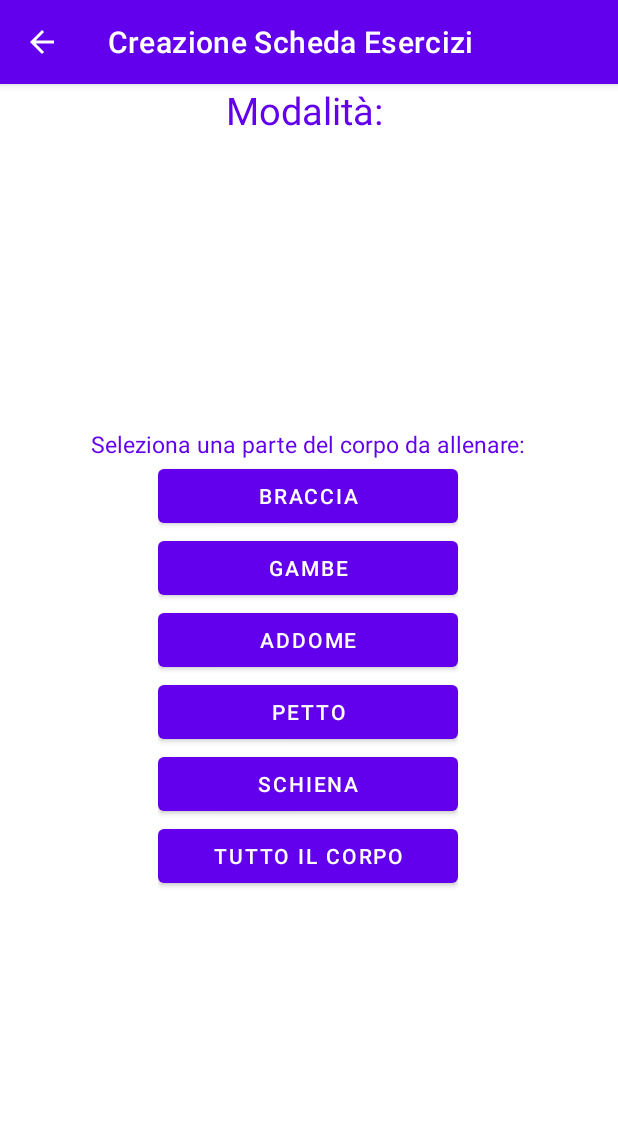
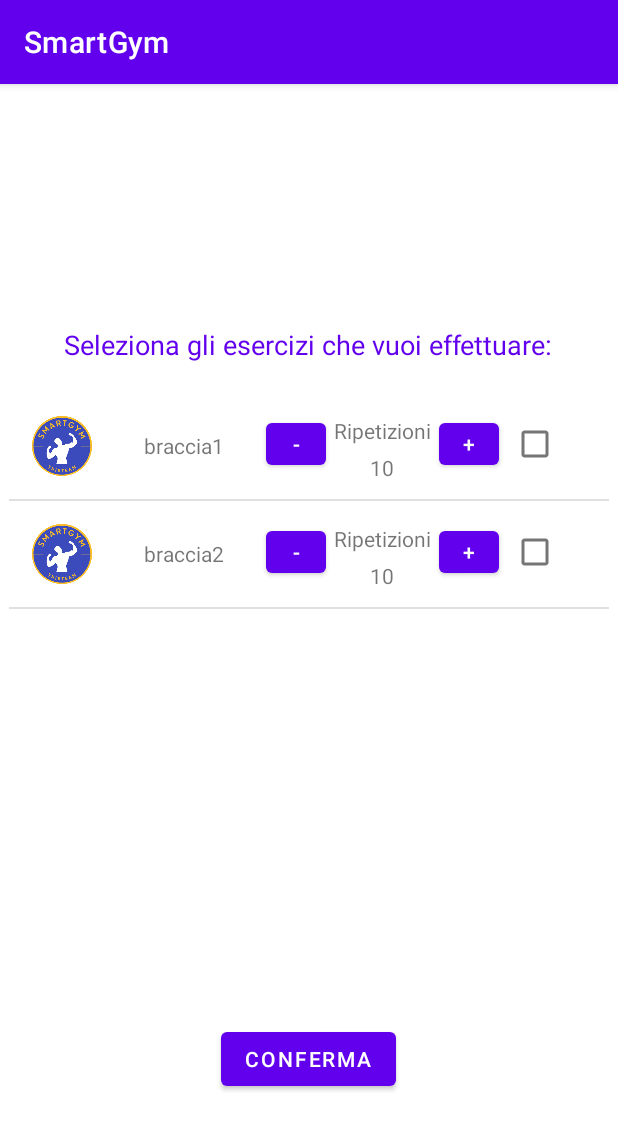
Before and after one commit to Tensa53/SmartGym, an Android app: the CreazioneSchedaManualeActivity screen opened directly, with no data from a screen before it, after a tap on "BRACCIA", on a phone screen of 412 x 824 dp. Shown: the top 1130 px of the screen. Run offline under Robolectric (Android 15) with nearby library versions, the light colour scheme and no system bars; libraries missing offline, so code that uses them is left out: org.checkerframework.checker; 1 statement that could not run was skipped.

Commit message:
Implementata funzionalità di selezione degli esercizi per la creazione di una scheda manuale

```diff
--- a/app/src/main/java/com/example/smartgym/gestioneScheda/application/activity/CreazioneSchedaManualeActivity.java
+++ b/app/src/main/java/com/example/smartgym/gestioneScheda/application/activity/CreazioneSchedaManualeActivity.java
@@ -1,5 +1,6 @@
 package com.example.smartgym.gestioneScheda.application.activity;
 
+import android.content.Intent;
 import android.os.Bundle;
 import android.view.MenuItem;
 import android.view.View;
@@ -36,9 +37,11 @@ public class CreazioneSchedaManualeActivity extends AppCompatActivity {
 
         int id = v.getId();
         String partedelCorpo = null;
+        Intent intent = null;
 
         switch (id) {
-            case R.id.btbraccia: partedelCorpo = "braccia"; break;
+            case R.id.btbraccia: partedelCorpo = "braccia";
+                break;
 
             case R.id.btgambe: partedelCorpo = "gambe"; break;
 
@@ -51,7 +54,11 @@ public class CreazioneSchedaManualeActivity extends AppCompatActivity {
             case R.id.bttutto: partedelCorpo = "tuttoilcorpo"; break;
         }
 
-        Toast.makeText(this, "Hai selezionato: " + partedelCorpo + ".\n Da implementare gli esercizi", Toast.LENGTH_LONG).show();
+        intent = new Intent(getApplicationContext(), SelezionaEsercizi.class);
+        intent.putExtra("PARTEDELCORPO", partedelCorpo);
+        startActivity(intent);
+
+        Toast.makeText(this, "Hai selezionato: " + partedelCorpo, Toast.LENGTH_LONG).show();
     }
 
     @Override
--- /dev/null
+++ b/app/src/main/java/com/example/smartgym/gestioneScheda/application/activity/CustomAdapterEserciziChecked.java
@@ -0,0 +1,102 @@
+package com.example.smartgym.gestioneScheda.application.activity;
+
+import android.content.Context;
+import android.util.Log;
+import android.view.LayoutInflater;
+import android.view.View;
+import android.view.ViewGroup;
+import android.widget.ArrayAdapter;
+import android.widget.BaseAdapter;
+import android.widget.Button;
+import android.widget.CheckBox;
+import android.widget.CompoundButton;
+import android.widget.ImageView;
+import android.widget.TextView;
+
+import androidx.annotation.NonNull;
+import androidx.annotation.Nullable;
+
+import com.example.smartgym.R;
+import com.example.smartgym.gestioneScheda.storage.entity.DettaglioEsercizio;
+import com.example.smartgym.gestioneScheda.storage.entity.Esercizio;
+
+import org.checkerframework.checker.units.qual.A;
+
+import java.util.ArrayList;
+import java.util.List;
+
+public class CustomAdapterEserciziChecked extends ArrayAdapter<Esercizio> {
+
+    LayoutInflater layoutInflater;
+    ArrayList<Esercizio> esercizi;
+
+    ImageView imgEsercizio;
+    TextView tvNomeEsercizio;
+    TextView tvRepsTime;
+    TextView tvRepsTimeValue;
+    CheckBox esercizioChecked;
+    Button aumenta;
+    Button decrementa;
+
+    public CustomAdapterEserciziChecked(@NonNull Context context, int resource, @NonNull ArrayList<Esercizio> objects) {
+        super(context, resource, objects);
+        layoutInflater = LayoutInflater.from(context);
+        this.esercizi = objects;
+    }
+
+    @NonNull
+    @Override
+    public View getView(int position, @Nullable View convertView, @NonNull ViewGroup parent) {
+        if (convertView == null)
+            convertView = layoutInflater.inflate(R.layout.list_esercizi_item_check, null);
+
+        Esercizio esercizio = getItem(position);
+
+        imgEsercizio = convertView.findViewById(R.id.imgEsercizio);
+        tvNomeEsercizio = convertView.findViewById(R.id.tvNomeEsercizio);
+        tvRepsTime = convertView.findViewById(R.id.tvRepsTime);
+        tvRepsTimeValue = convertView.findViewById(R.id.tvRepsTimeValue);
+        esercizioChecked = convertView.findViewById(R.id.esercizioCheckBox);
+        aumenta = convertView.findViewById(R.id.aumentaButton);
+        decrementa = convertView.findViewById(R.id.decrementaButton);
+
+        imgEsercizio.setImageDrawable(getContext().getResources().getDrawable(R.drawable.logo));
+        tvNomeEsercizio.setText(esercizio.getNome());
+
+        if (esercizio.getDettaglio().getDurata() > 0){
+            tvRepsTime.setText("Durata(sec.)");
+            tvRepsTimeValue.setText("00:"+esercizio.getDettaglio().getDurata());
+        } else {
+            tvRepsTime.setText("Ripetizioni");
+            tvRepsTimeValue.setText(""+esercizio.getDettaglio().getRipetizioni());
+
+        }
+
+        imgEsercizio.setTag(position);
+        tvNomeEsercizio.setTag(position);
+        tvRepsTime.setTag(position);
+        esercizioChecked.setTag(position);
+        aumenta.setTag(position);
+        decrementa.setTag(position);
+
+        esercizioChecked.setChecked(esercizio.isChecked());
+
+        esercizioChecked.setOnClickListener(new View.OnClickListener() {
+            @Override
+            public void onClick(View v) {
+                int currentPos = (int) v.getTag();
+                if (!esercizi.get(currentPos).isChecked()) {
+                    esercizi.get(currentPos).setIschecked(true);
+                }
+                else {
+                    esercizi.get(currentPos).isChecked();
+                    esercizi.get(currentPos).setIschecked(false);
+                }
+                notifyDataSetChanged();
+            }
+        });
+
+        return convertView;
+    }
+
+}
--- /dev/null
+++ b/app/src/main/java/com/example/smartgym/gestioneScheda/application/activity/SelezionaEsercizi.java
@@ -0,0 +1,139 @@
+package com.example.smartgym.gestioneScheda.application.activity;
+
+import android.content.Intent;
+import android.os.Bundle;
+import android.view.View;
+import android.widget.Button;
+import android.widget.CheckBox;
+import android.widget.ListView;
+import android.widget.TextView;
+import android.widget.Toast;
+
+import androidx.annotation.Nullable;
+import androidx.appcompat.app.AppCompatActivity;
+
+import com.example.smartgym.R;
+import com.example.smartgym.gestioneScheda.storage.entity.DettaglioEsercizio;
+import com.example.smartgym.gestioneScheda.storage.entity.Esercizio;
+
+import org.w3c.dom.Text;
+
+import java.util.ArrayList;
+
+public class SelezionaEsercizi extends AppCompatActivity {
+
+    public Button aumenta;
+    public Button decrementa;
+    public TextView counter;
+    CustomAdapterEserciziChecked customAdapterEserciziChecked;
+    ListView lv;
+
+    @Override
+    protected void onCreate(@Nullable Bundle savedInstanceState) {
+        super.onCreate(savedInstanceState);
+        setContentView(R.layout.activity_seleziona_esercizi);
+
+        String parteDelCorpo = getIntent().getStringExtra("PARTEDELCORPO");
+        lv = (ListView) findViewById(R.id.eserciziLV);
+
+        aumenta = lv.findViewById(R.id.aumentaButton);
+        decrementa = lv.findViewById(R.id.decrementaButton);
+        counter = lv.findViewById(R.id.tvRepsTimeValue);
+
+        customAdapterEserciziChecked = new CustomAdapterEserciziChecked(this, R.layout.list_esercizi_item_check, new ArrayList<Esercizio>());
+
+        lv.setAdapter(customAdapterEserciziChecked);
+
+        populateList(parteDelCorpo);
+
+    }
+
+    public void conferma(View v) {
+
+        int tot = 0;
+        ArrayList<Esercizio> checked = new ArrayList<>();
+
+        for (Esercizio e: customAdapterEserciziChecked.esercizi) {
+            if (e.isChecked){
+                checked.add(e);
+                tot++;
+            }
+        }
+
+        if( tot > 4 && tot < 11) {
+            Intent intent = new Intent(getApplicationContext(), RiepilogoScheda.class);
+            Bundle b = new Bundle();
+            b.putSerializable("Esercizi", checked);
+            intent.putExtras(b);
+            startActivity(intent);
+        } else {
+            Toast.makeText(this,"Seleziona tra i 5 e i 10 esercizi per proseguire.",Toast.LENGTH_LONG).show();
+        }
+
+    }
+
+    private void populateList(String parteDelCorpo) {
+
+        ArrayList<Esercizio> esercizi = new ArrayList<>();
+
+        esercizi.add(new Esercizio("PushUp", "schiena", new DettaglioEsercizio(10, 0)));
+        esercizi.add(new Esercizio("Trazioni", "schiena", new DettaglioEsercizio(10, 0)));
+        esercizi.add(new Esercizio("Squat", "gambe", new DettaglioEsercizio(10, 0)));
+        esercizi.add(new Esercizio("Affondi", "gambe", new DettaglioEsercizio(10, 0)));
+        esercizi.add(new Esercizio("braccia1", "braccia", new DettaglioEsercizio(10, 0)));
+        esercizi.add(new Esercizio("braccia2", "braccia", new DettaglioEsercizio(10, 0)));
+        esercizi.add(new Esercizio("petto1", "petto", new DettaglioEsercizio(10, 0)));
+        esercizi.add(new Esercizio("petto2", "petto", new DettaglioEsercizio(10, 0)));
+        esercizi.add(new Esercizio("addome1", "addome", new DettaglioEsercizio(10, 0)));
+        esercizi.add(new Esercizio("addome2", "addome", new DettaglioEsercizio(10, 0)));
+
+        for (Esercizio e : esercizi) {
+            if (e.getParteDelCorpo().equalsIgnoreCase(parteDelCorpo)) {
+                customAdapterEserciziChecked.add(e);
+            } else if (parteDelCorpo.equalsIgnoreCase("tuttoilcorpo")) {
+                customAdapterEserciziChecked.add(e);
+            }
+        }
+
+    }
+
+    public void aumenta(View v) {
+        int position = Integer.parseInt(v.getTag().toString());
+        Esercizio e = customAdapterEserciziChecked.getItem(position);
+        int c1 = e.getDettaglio().getDurata();
+        int c2 = e.getDettaglio().getRipetizioni();
+
+        if (c1 != 0) {
+            //aumentiamo la durata
+            c1++;
+            e.getDettaglio().setDurata(c1);
+        } else if (c2 != 0) {
+            //aumentiamo le ripetizioni
+            c2++;
+            e.getDettaglio().setRipetizioni(c2);
+        }
+
+        customAdapterEserciziChecked.notifyDataSetChanged();
+
+    }
+
+    public void decrementa(View v) {
+        int position = Integer.parseInt(v.getTag().toString());
+        Esercizio e = customAdapterEserciziChecked.getItem(position);
+        int c1 = e.getDettaglio().getDurata();
+        int c2 = e.getDettaglio().getRipetizioni();
+
+        if (c1 != 0) {
+            //durata
+            c1--;
+            e.getDettaglio().setDurata(c1);
+        } else if (c2 != 0) {
+            //ripetizioni
+            c2--;
+            e.getDettaglio().setRipetizioni(c2);
+        }
+
+        customAdapterEserciziChecked.notifyDataSetChanged();
+    }
+
+}
--- a/app/src/main/java/com/example/smartgym/gestioneScheda/storage/entity/DettaglioEsercizio.java
+++ b/app/src/main/java/com/example/smartgym/gestioneScheda/storage/entity/DettaglioEsercizio.java
@@ -1,6 +1,8 @@
 package com.example.smartgym.gestioneScheda.storage.entity;
 
-public class DettaglioEsercizio {
+import java.io.Serializable;
+
+public class DettaglioEsercizio implements Serializable {
 
     private Integer ripetizioni;
     private Integer durata;
--- a/app/src/main/java/com/example/smartgym/gestioneScheda/storage/entity/Esercizio.java
+++ b/app/src/main/java/com/example/smartgym/gestioneScheda/storage/entity/Esercizio.java
@@ -1,4 +1,7 @@
 package com.example.smartgym.gestioneScheda.storage.entity;
+
+import android.os.Parcel;
+import android.os.Parcelable;
 
 import java.io.Serializable;
 
@@ -11,6 +14,7 @@ public class Esercizio implements Serializable {
     private String tipologia;
     private String difficolta;
     private DettaglioEsercizio dettaglio;
+    public Boolean isChecked;
 
     public Esercizio() {
     }
@@ -22,6 +26,14 @@ public class Esercizio implements Serializable {
     public Esercizio(String nome, DettaglioEsercizio dettaglio) {
         this.nome = nome;
         this.dettaglio = dettaglio;
+        this.isChecked = false;
+    }
+
+    public Esercizio(String nome, String parteDelCorpo, DettaglioEsercizio dettaglio) {
+        this.nome = nome;
+        this.parteDelCorpo = parteDelCorpo;
+        this.dettaglio = dettaglio;
+        this.isChecked = false;
     }
 
     public Esercizio(String id, String nome, String descrizione, String parteDelCorpo, String tipologia, String difficolta) {
@@ -31,6 +43,7 @@ public class Esercizio implements Serializable {
         this.parteDelCorpo = parteDelCorpo;
         this.tipologia = tipologia;
         this.difficolta = difficolta;
+        this.isChecked = false;
     }
 
     public Esercizio(String id, String nome, String descrizione, String parteDelCorpo, String tipologia, String difficolta, DettaglioEsercizio dettaglio) {
@@ -41,6 +54,7 @@ public class Esercizio implements Serializable {
         this.tipologia = tipologia;
         this.difficolta = difficolta;
         this.dettaglio = dettaglio;
+        this.isChecked = false;
     }
 
     public String getId() {
@@ -98,4 +112,12 @@ public class Esercizio implements Serializable {
     public void setDettaglio(DettaglioEsercizio dettaglio) {
         this.dettaglio = dettaglio;
     }
+
+    public boolean isChecked() {
+        return isChecked;
+    }
+    public void setIschecked(boolean ischecked) {
+        this.isChecked = ischecked;
+    }
+
 }
--- /dev/null
+++ b/app/src/main/res/layout/activity_seleziona_esercizi.xml
@@ -0,0 +1,49 @@
+<?xml version="1.0" encoding="utf-8"?>
+<RelativeLayout xmlns:android="http://schemas.android.com/apk/res/android"
+    android:layout_width="match_parent"
+    android:layout_height="match_parent">
+
+    <LinearLayout
+        android:id="@+id/layout"
+        android:layout_width="wrap_content"
+        android:layout_height="wrap_content"
+        android:layout_centerHorizontal="true"
+        android:layout_centerVertical="true"
+        android:orientation="vertical"
+        android:layout_marginTop="20dp"
+        android:layout_marginBottom="20dp">
+
+        <TextView
+            android:id="@+id/tvselezionemodalita"
+            android:layout_width="wrap_content"
+            android:layout_height="wrap_content"
+            android:text="Seleziona gli esercizi che vuoi effettuare:"
+            android:textColor="@color/purple_500"
+            android:layout_gravity="center"
+            android:textSize="18dp"/>
+
+        <LinearLayout
+            android:layout_width="wrap_content"
+            android:layout_height="wrap_content"
+            android:layout_marginTop="20dp"
+            android:orientation="vertical">
+
+            <ListView
+                android:id="@+id/eserciziLV"
+                android:layout_width="400dp"
+                android:layout_height="400dp" />
+
+        </LinearLayout>
+
+    </LinearLayout>
+
+    <Button
+        android:id="@+id/confermaButton"
+        android:layout_width="wrap_content"
+        android:layout_height="wrap_content"
+        android:text="Conferma"
+        android:layout_centerHorizontal="true"
+        android:onClick="conferma"
+        android:layout_below="@id/layout"></Button>
+
+</RelativeLayout>
--- /dev/null
+++ b/app/src/main/res/layout/list_esercizi_item_check.xml
@@ -0,0 +1,70 @@
+<?xml version="1.0" encoding="utf-8"?>
+<LinearLayout
+    xmlns:android="http://schemas.android.com/apk/res/android"
+    android:layout_width="wrap_content"
+    android:layout_height="wrap_content"
+    android:orientation="horizontal"
+    android:padding="10dp">
+
+
+    <ImageView
+        android:id="@+id/imgEsercizio"
+        android:layout_width="40dp"
+        android:layout_height="40dp"
+        android:layout_margin="5dp"
+        android:layout_gravity="center_vertical"
+        android:src="@drawable/logo"/>
+
+    <TextView
+        android:id="@+id/tvNomeEsercizio"
+        android:layout_width="100dp"
+        android:layout_height="wrap_content"
+        android:layout_margin="5dp"
+        android:gravity="center"
+        android:text="NOME ESERCIZIO"
+        android:layout_gravity="center_vertical"/>
+
+    <Button
+        android:id="@+id/decrementaButton"
+        android:layout_width="40dp"
+        android:layout_height="40dp"
+        android:text="-"
+        android:onClick="decrementa">
+    </Button>
+
+    <LinearLayout
+        android:id="@+id/ll2"
+        android:layout_width="wrap_content"
+        android:layout_height="wrap_content"
+        android:orientation="vertical">
+
+        <TextView
+            android:id="@+id/tvRepsTime"
+            android:layout_width="wrap_content"
+            android:layout_height="wrap_content"
+            android:layout_margin="5dp"
+            android:layout_gravity="center_horizontal"
+            android:text="Durata"/>
+
+        <TextView
+            android:id="@+id/tvRepsTimeValue"
+            android:layout_width="wrap_content"
+            android:layout_height="wrap_content"
+            android:text="10"
+            android:layout_gravity="center_horizontal"/>
+    </LinearLayout>
+
+    <Button
+        android:id="@+id/aumentaButton"
+        android:layout_width="40dp"
+        android:layout_height="40dp"
+        android:text="+"
+        android:onClick="aumenta">
+    </Button>
+
+    <CheckBox
+        android:id="@+id/esercizioCheckBox"
+        android:layout_width="wrap_content"
+        android:layout_height="wrap_content"></CheckBox>
+
+</LinearLayout>
```
Also changed, not shown: app/src/main/AndroidManifest.xml (+8 -0 lines), app/src/main/java/com/example/smartgym/gestioneScheda/application/activity/RiepilogoScheda.java (added, +45 -0 lines), app/src/main/res/layout/activity_riepilogo_scheda.xml (added, +68 -0 lines).
